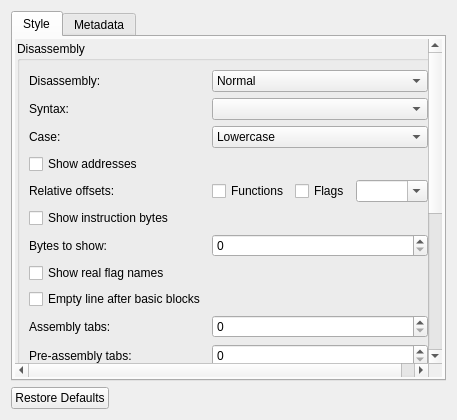
First picture: the form in src/dialogs/settings/AsmOptionsWidget.ui, repository radareorg/iaito, before the edit.
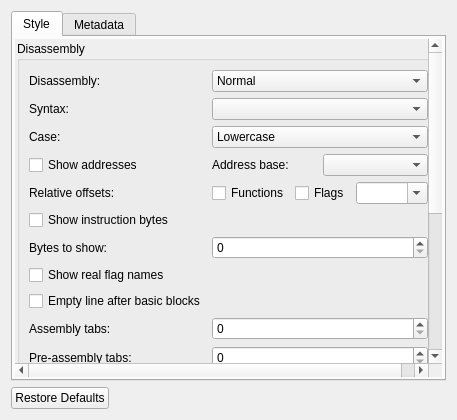
Second picture: the form after the edit.

Commit message: Handle asm.addr.base in settings/disasm/hexdump

The edit to the form file:
```diff
--- a/src/dialogs/settings/AsmOptionsWidget.ui
+++ b/src/dialogs/settings/AsmOptionsWidget.ui
@@ -140,6 +140,27 @@
                 </property>
                </widget>
               </item>
+              <item row="3" column="1">
+               <layout class="QHBoxLayout" name="addrBaseLayout">
+                <item>
+                 <widget class="QLabel" name="addrBaseLabel">
+                  <property name="text">
+                   <string>Address base:</string>
+                  </property>
+                  <property name="toolTip">
+                   <string>asm.addr.base</string>
+                  </property>
+                 </widget>
+                </item>
+                <item>
+                 <widget class="QComboBox" name="addrBaseComboBox">
+                  <property name="toolTip">
+                   <string>asm.addr.base</string>
+                  </property>
+                 </widget>
+                </item>
+               </layout>
+              </item>
               <item row="4" column="0">
                <widget class="QLabel" name="relOffsetLabel">
                 <property name="text">
```
The commit also changes 7 other files.
